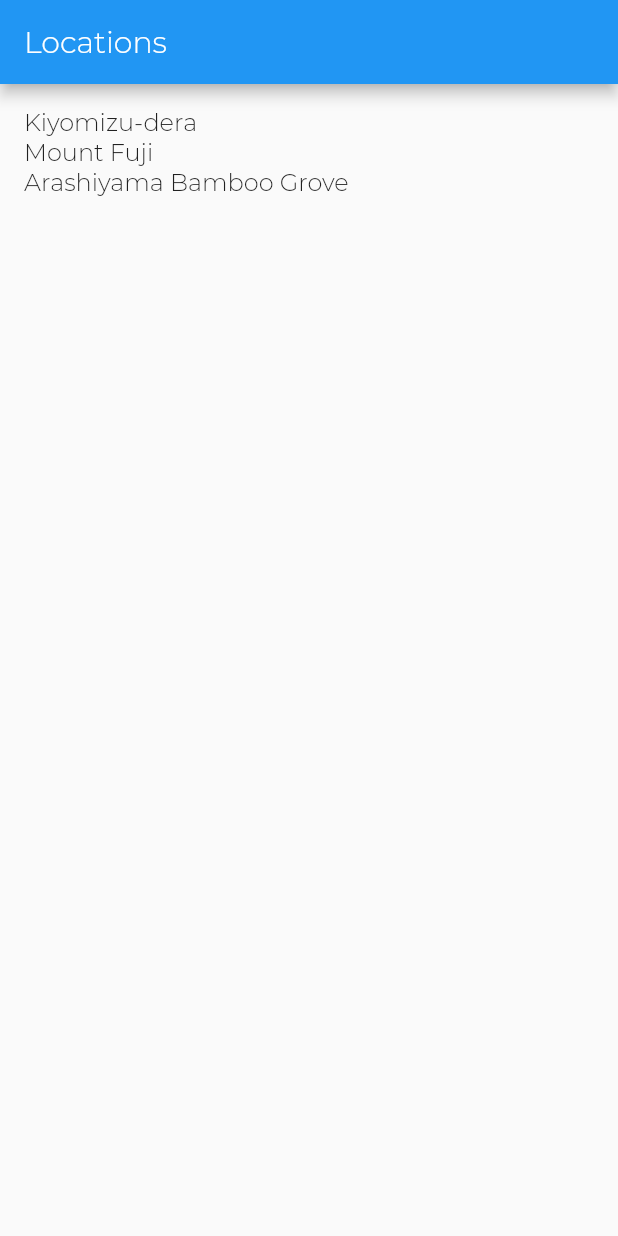
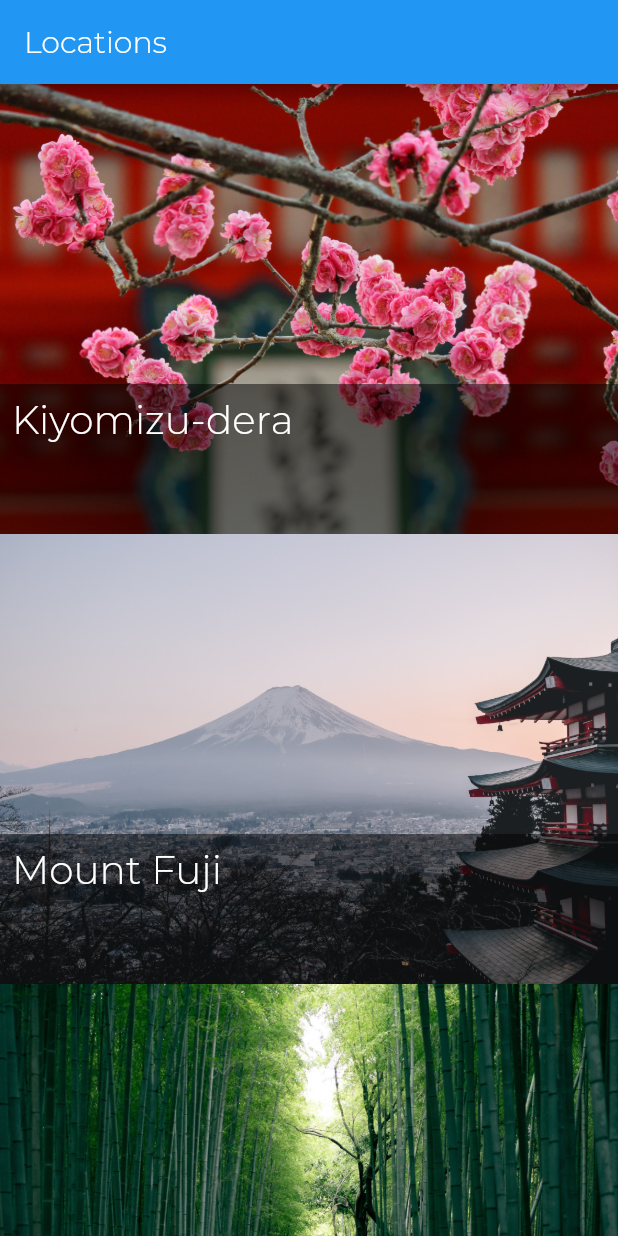
Before and after one commit to huynhtastic/tourism, a Flutter app: the screen it shows after launch, on a phone screen of 412 x 824 dp. Run offline on Flutter 3.47's test engine with Material 2 defaults, Android fonts, the phone set to English and light mode, and no system bars.

Commit message:
Add LocationTile

```diff
--- a/lib/models/location.dart
+++ b/lib/models/location.dart
@@ -18,13 +18,13 @@ class Location {
   }
 
   static List<Location> fetchAll() => [
-        Location(1, 'Kiyomizu-dera', 'assets/images/fuji.jpg', [
+        Location(1, 'Kiyomizu-dera', 'assets/images/kiyomizu-dera.jpg', [
           LocationFact(
               'Summary',
               'Kiyomizu-dera, officially Otowa-san Kiyomizu-dera, is an '
                   'independent Buddhist temple in eastern Kyoto. The temple is '
                   'part of the Historic Monuments of Ancient Kyoto UNESCO '
-                  'World Heritage site.'),
+                  'World Heritage site.',),
           LocationFact(
               'Architectural Style', 'Japanese Buddhist architecture.'),
         ]),
@@ -37,16 +37,20 @@ class Location {
                   'for centuries, it’s considered one of Japan’s 3 sacred '
                   'mountains, and summit hikes remain a popular activity. Its '
                   'iconic profile is the subject of numerous works of art, '
-                  'notably Edo Period prints by Hokusai and Hiroshige.'),
+                  'notably Edo Period prints by Hokusai and Hiroshige.',),
           LocationFact('Did You Know',
-              'There are three cities that surround Mount Fuji: Gotemba, Fujiyoshida and Fujinomiya.'),
+              'There are three cities that surround Mount Fuji: Gotemba, '
+              'Fujiyoshida and Fujinomiya.',),
         ]),
         Location(3, 'Arashiyama Bamboo Grove', 'assets/images/arashiyama.jpg', [
-          //
           LocationFact('Summary',
-              'While we could go on about the ethereal glow and seemingly endless heights of this bamboo grove on the outskirts of Kyoto, the sight\'s pleasures extend beyond the visual realm.'),
+              'While we could go on about the ethereal glow and seemingly '
+              'endless heights of this bamboo grove on the outskirts of Kyoto, '
+              'the sight\'s pleasures extend beyond the visual realm.',),
           LocationFact('How to Get There',
-              'Kyoto airport, with several terminals, is located 16 kilometres south of the city and is also known as Kyoto. Kyoto can also be reached by transport links from other regional airports.'),
+              'Kyoto airport, with several terminals, is located 16 kilometres '
+              'south of the city and is also known as Kyoto. Kyoto can also be '
+              'reached by transport links from other regional airports.',),
         ]),
       ];
 }
--- a/lib/routes.dart
+++ b/lib/routes.dart
@@ -1,5 +1,5 @@
 import 'screens/location/locations.dart';
-import 'screens/location/widgets/detail.dart';
+import 'screens/detail/detail.dart';
 
 final routes = {
   Locations.routeName: (context) => Locations(),
--- a/lib/screens/location/widgets/detail.dart
+++ b/lib/screens/detail/detail.dart
@@ -1,8 +1,8 @@
 import 'package:flutter/material.dart';
 
-import 'image_banner.dart';
-import 'text_section.dart';
-import '../../../models/location.dart';
+import 'widgets/text_section.dart';
+import '../../models/location.dart';
+import '../../widgets/image_banner.dart';
 
 class DetailScreenArgs {
   final int id;
--- a/lib/screens/location/locations.dart
+++ b/lib/screens/location/locations.dart
@@ -1,7 +1,9 @@
 import 'package:flutter/material.dart';
 
-import 'widgets/detail.dart';
+import './widgets/tile_overlay.dart';
+import '../detail/detail.dart';
 import '../../models/location.dart';
+import '../../widgets/image_banner.dart';
 
 class Locations extends StatelessWidget {
   static const routeName = '/';
@@ -14,8 +16,7 @@ class Locations extends StatelessWidget {
       appBar: AppBar(
         title: Text('Locations'),
       ),
-      body: Padding(
-        padding: EdgeInsets.all(16),
+      body: Container(
         child: ListView.builder(
           itemCount: locations.length,
           itemBuilder: (context, index) =>
@@ -27,8 +28,23 @@ class Locations extends StatelessWidget {
 
   Widget _buildItem(BuildContext context, Location location) {
     return GestureDetector(
-      child: Text(location.name),
-      onTap: () => _onLocationTap(context, 1),
+      child: locationTile(location),
+      onTap: () => _onLocationTap(context, location.id),
+    );
+  }
+
+  Widget locationTile(Location location) {
+    return Container(
+      height: 300,
+      child: Stack(
+        children: <Widget>[
+          ImageBanner(location.src),
+          TileOverlay(
+            location,
+            darkTheme: true,
+            ),
+        ],
+      )
     );
   }
 
--- /dev/null
+++ b/lib/screens/location/widgets/tile_overlay.dart
@@ -0,0 +1,37 @@
+import 'package:flutter/material.dart';
+
+import '../../../style.dart';
+import '../../../models/location.dart';
+
+class TileOverlay extends StatelessWidget {
+  final Location _location;
+  final bool darkTheme;
+
+
+  TileOverlay(this._location, {this.darkTheme = false});
+
+  @override
+  Widget build(BuildContext context) {
+    final textColor = this.darkTheme ? TextColorLight : TextColorDark;
+
+    return Column(
+      mainAxisAlignment: MainAxisAlignment.end,
+      crossAxisAlignment: CrossAxisAlignment.stretch,
+      children: <Widget>[
+        Container(
+          padding: EdgeInsets.all(8),
+          height: 100,
+          decoration: BoxDecoration(
+            color: Colors.black.withOpacity(0.5),
+          ),
+          child: Column(
+            crossAxisAlignment: CrossAxisAlignment.start,
+            children: <Widget>[
+              Text(_location.name, style: Theme.of(context).textTheme.headline6.copyWith(color: textColor),)
+            ],
+          ),
+        ),
+      ],
+    );
+  }
+}
--- a/lib/style.dart
+++ b/lib/style.dart
@@ -5,6 +5,11 @@ const MediumTextSize = 20.0;
 const BodyTextSize = 16.0;
 
 const String FontNameDefault = 'Montserrat';
+
+const Color TextColorDark = Colors.black;
+const Color TextColorLight = Colors.white;
+const Color TextColorAccent = Colors.red;
+const Color TextColorFaint = Color.fromRGBO(125, 125, 125, 1.0);
 
 const AppBarTextStyle = TextStyle(
   fontFamily: FontNameDefault,
--- a/lib/screens/location/widgets/image_banner.dart
+++ b/lib/widgets/image_banner.dart
@@ -2,7 +2,7 @@ import 'package:flutter/material.dart';
 
 class ImageBanner extends StatelessWidget {
   final String _src;
-  static const double _height = 200.0;
+  static const double _height = 300.0;
 
   ImageBanner(this._src);
 
--- a/pubspec.yaml
+++ b/pubspec.yaml
@@ -23,6 +23,7 @@ environment:
 dependencies:
   flutter:
     sdk: flutter
+  meta: ^1.1.7
 
 
   # The following adds the Cupertino Icons font to your application.
```
Also changed, not shown: lib/screens/detail/widgets/text_section.dart (renamed from lib/screens/location/widgets/text_section.dart), pubspec.lock.
